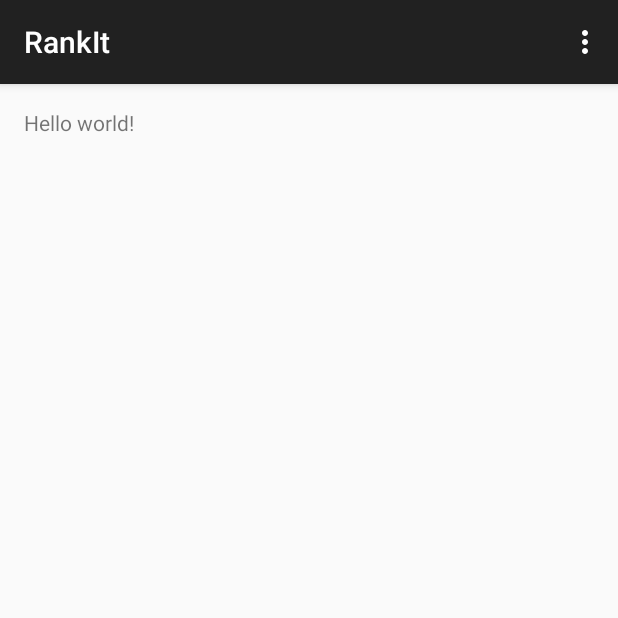
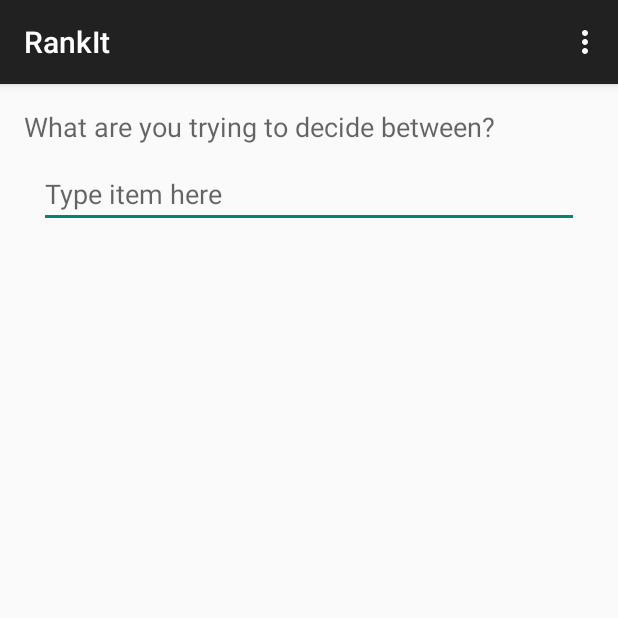
Before and after one commit to cstack/rankit-android, an Android app: the screen it shows after launch (MainActivity), on a phone screen of 412 x 824 dp, the top half of it. Run offline under Robolectric (Android 15) with nearby library versions, the phone set to English and light mode, and no system bars.

Commit message:
Options UI

```diff
--- a/RankItProject/RankIt/src/main/res/layout/fragment_main.xml
+++ b/RankItProject/RankIt/src/main/res/layout/fragment_main.xml
@@ -9,8 +9,32 @@
     tools:context=".MainActivity$PlaceholderFragment">
 
     <TextView
-        android:text="@string/hello_world"
         android:layout_width="wrap_content"
-        android:layout_height="wrap_content" />
+        android:layout_height="wrap_content"
+        android:textAppearance="?android:attr/textAppearanceMedium"
+        android:text="What are you trying to decide between?"
+        android:id="@+id/textView"
+        android:layout_alignParentTop="true"
+        android:layout_alignParentLeft="true"
+        android:layout_alignParentRight="true" />
+
+    <EditText
+        android:layout_width="wrap_content"
+        android:layout_height="wrap_content"
+        android:id="@+id/editText"
+        android:hint="Type item here"
+        android:singleLine="true"
+        android:imeOptions="actionDone"
+        android:layout_margin="10dp"
+        android:layout_below="@+id/textView"
+        android:layout_alignParentLeft="true"
+        android:layout_alignParentRight="true" />
+
+    <ListView
+        android:layout_width="wrap_content"
+        android:layout_height="wrap_content"
+        android:id="@+id/listView"
+        android:layout_below="@+id/editText"
+        android:layout_alignParentLeft="true" />
 
 </RelativeLayout>
```
